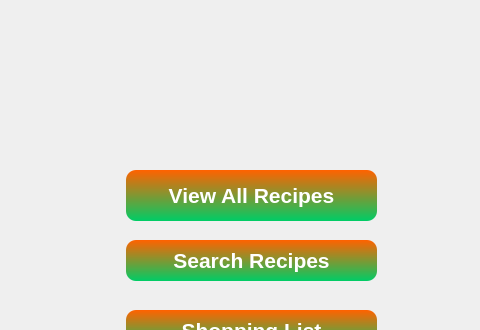
The window that 3_Solution/Client/DummyChefInterface/clientmainwindow.ui (CiocAlexandru/2025_CAM_DummyChef) describes before a commit, drawn with Qt 5; both pictures show x 864 to 1344 and y 0 to 330 of the 1344 by 749 pixel window.
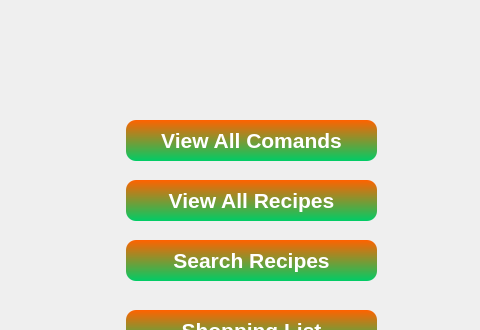
The same window after the commit.

The edit to the form file:
```diff
--- a/3_Solution/Client/DummyChefInterface/clientmainwindow.ui
+++ b/3_Solution/Client/DummyChefInterface/clientmainwindow.ui
@@ -126,9 +126,9 @@
     <property name="geometry">
      <rect>
       <x>990</x>
-      <y>170</y>
+      <y>180</y>
       <width>251</width>
-      <height>51</height>
+      <height>41</height>
      </rect>
     </property>
     <property name="styleSheet">
@@ -194,6 +194,42 @@
      <string>Logout</string>
     </property>
    </widget>
+   <widget class="QPushButton" name="viewOrdersButton">
+    <property name="geometry">
+     <rect>
+      <x>990</x>
+      <y>120</y>
+      <width>251</width>
+      <height>41</height>
+     </rect>
+    </property>
+    <property name="styleSheet">
+     <string notr="true">QPushButton {
+    background: qlineargradient(x1:0, y1:0, x2:0, y2:1, stop:0 #FF6200, stop:1 #00CC66);
+    color: #FFFFFF;
+    border-radius: 10px;
+    border: none;
+    padding: 5px;
+    font-family: &quot;Poppins&quot;;
+    font-size: 16pt;
+    font-weight: 600;
+    box-shadow: 2px 2px 5px rgba(0, 0, 0, 0.3);
+}
+
+QPushButton:hover {
+    background: qlineargradient(x1:0, y1:0, x2:0, y2:1, stop:0 #00CC66, stop:1 #FF6200);
+    border: 2px solid #535AEF;
+}
+
+QPushButton:pressed {
+    background: qlineargradient(x1:0, y1:0, x2:0, y2:1, stop:0 #CC4E00, stop:1 #00994C);
+    border: 2px solid #4488CC;
+}</string>
+    </property>
+    <property name="text">
+     <string>View All Comands</string>
+    </property>
+   </widget>
   </widget>
   <widget class="QMenuBar" name="menubar">
    <property name="geometry">
```
